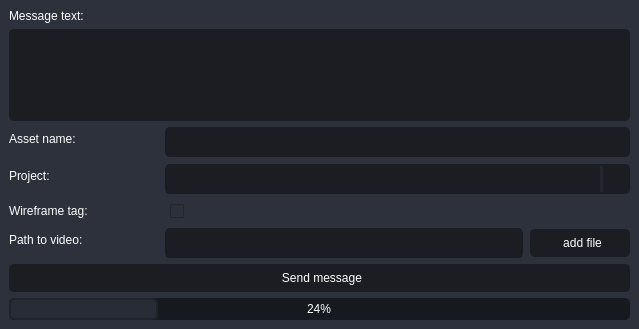
Before: the Qt Designer form window.ui in andreikin/renders_360_messager, drawn with Qt 5.
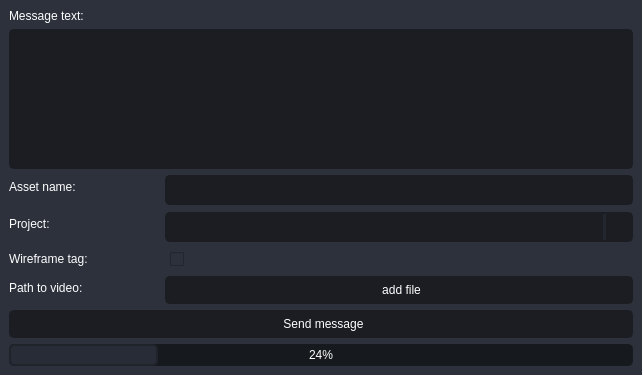
After: the same form once the commit is applied. Icons and pictures are not drawn.

Patch:
```diff
--- a/window.ui
+++ b/window.ui
@@ -6,8 +6,8 @@
    <rect>
     <x>0</x>
     <y>0</y>
-    <width>639</width>
-    <height>319</height>
+    <width>642</width>
+    <height>375</height>
    </rect>
   </property>
   <property name="windowTitle">
@@ -214,13 +214,10 @@
        </widget>
       </item>
       <item row="3" column="1">
-       <layout class="QHBoxLayout" name="horizontalLayout">
+       <layout class="QVBoxLayout" name="path_layout">
         <property name="spacing">
          <number>7</number>
         </property>
-        <item>
-         <widget class="QLineEdit" name="path_line_edit"/>
-        </item>
         <item>
          <widget class="QPushButton" name="path_button">
           <property name="minimumSize">
```
